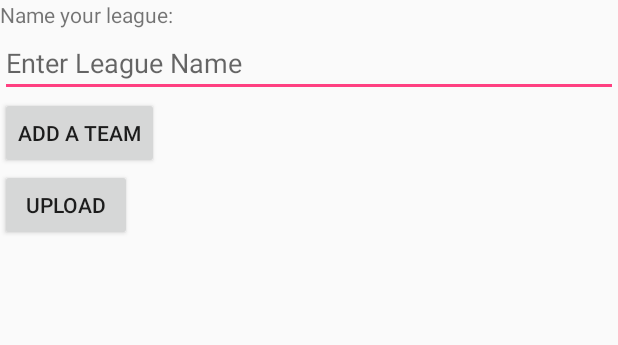
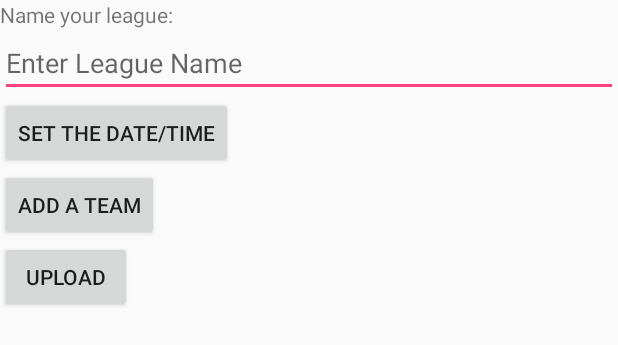
Before and after one commit to umdcs/leagueManagement, an Android app: the layout activity_create_league.xml on its own in the app's theme, with its tools: preview values and no code run, on a phone screen of 412 x 824 dp. Shown: the top 345 px of the screen. Run offline under Robolectric (Android 15) with nearby library versions, the phone set to English and light mode, and no system bars.

Commit message:
Started more of the createLeague stuff, need a few extra classes sadface

```diff
--- a/app/src/main/java/edu/umn/d/cs4531/leaguemanager/MVPComponents.java
+++ b/app/src/main/java/edu/umn/d/cs4531/leaguemanager/MVPComponents.java
@@ -67,6 +67,9 @@ public interface MVPComponents {
         String[][] getScoreboard();
 
         void run();
+
+        void addTeam(String name);
+        void setLeagueCalendar(Calendar calendar);
     }
 
     interface Model
@@ -92,6 +95,8 @@ public interface MVPComponents {
          */
         LinkedList getLeagues();
 
+        void addTeam(String name);
+
         Team getSelectedTeam();
 
         void createLeague(String name);
--- a/app/src/main/res/layout/activity_create_league.xml
+++ b/app/src/main/res/layout/activity_create_league.xml
@@ -16,6 +16,13 @@
     <Button
         android:layout_width="wrap_content"
         android:layout_height="wrap_content"
+        android:id="@+id/setTimeButton"
+        android:onClick="setTime"
+        android:text="Set the date/time"/>
+
+    <Button
+        android:layout_width="wrap_content"
+        android:layout_height="wrap_content"
         android:text="Add a team"
         android:onClick="addTeam"
         android:id="@+id/addTeamButton"/>
```
Also changed, not shown: app/src/main/java/edu/umn/d/cs4531/leaguemanager/CreateLeague.java (+12 -0 lines), app/src/main/java/edu/umn/d/cs4531/leaguemanager/TimePickerFragment.java (added, +33 -0 lines), app/src/main/java/edu/umn/d/cs4531/leaguemanager/leagueModel.java (+9 -1 lines).
